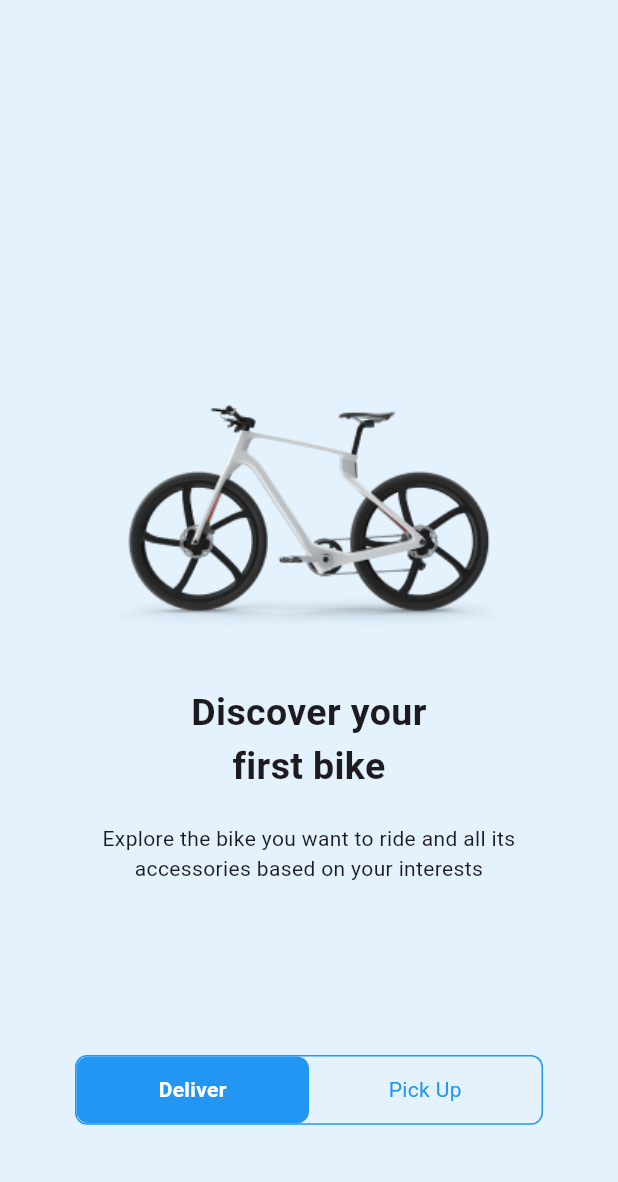
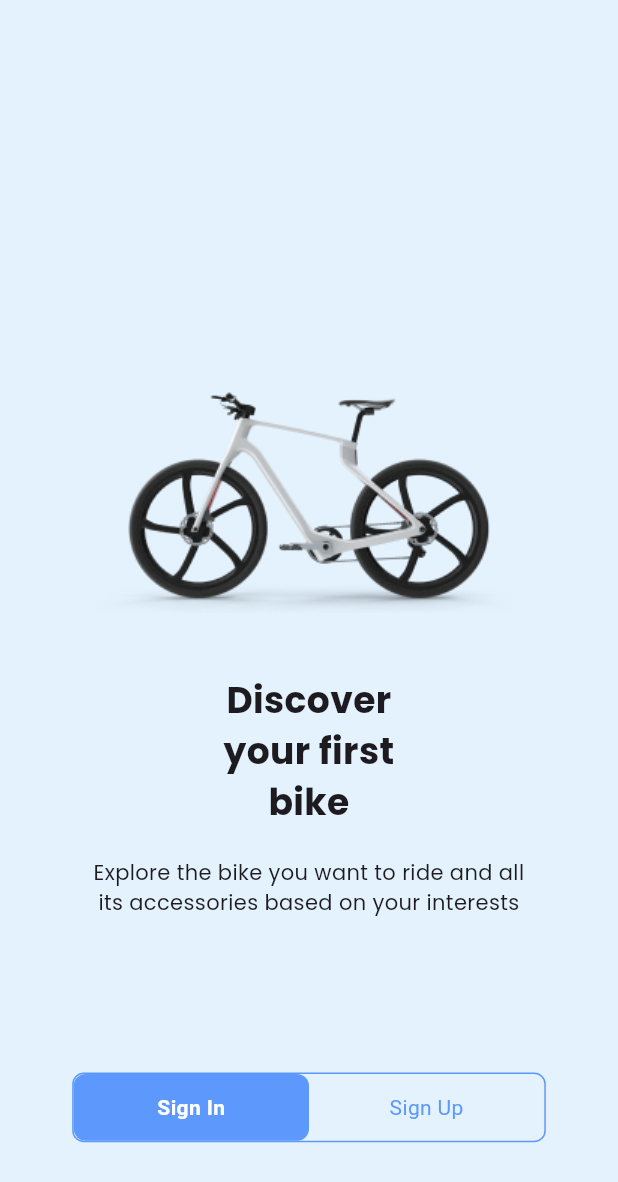
Before and after one commit to HibaChamkhi/Online-Bike-Shopping-App, a Flutter app: the screen it shows after launch, on a phone screen of 412 x 824 dp. Shown: the top 1182 px of the screen. Run offline on Flutter 3.47's test engine with Material 3 defaults, Android fonts, the phone set to English and light mode, and no system bars; our stand-ins replace flutter_screenutil, flutter_svg, injectable, internet_connection_checker.

Commit message:
adding the login widget

```diff
--- a/lib/main.dart
+++ b/lib/main.dart
@@ -1,6 +1,7 @@
 import 'package:flutter/material.dart';
 import 'package:flutter_screenutil/flutter_screenutil.dart';
 import 'package:online_bike_shopping_appuntitled/presentation/auth/widgets/discover_widget.dart';
+import 'package:online_bike_shopping_appuntitled/presentation/auth/widgets/login_widget.dart';
 import 'package:online_bike_shopping_appuntitled/presentation/auth/widgets/register_widget.dart';
 
 
--- a/lib/presentation/auth/widgets/discover_widget.dart
+++ b/lib/presentation/auth/widgets/discover_widget.dart
@@ -2,6 +2,10 @@ import 'package:flutter/cupertino.dart';
 import 'package:flutter/material.dart';
 import 'package:flutter/widgets.dart';
 import 'package:flutter_screenutil/flutter_screenutil.dart';
+import 'package:online_bike_shopping_appuntitled/presentation/auth/widgets/login_widget.dart';
+import 'package:online_bike_shopping_appuntitled/presentation/auth/widgets/register_widget.dart';
+
+import '../../../core/colors/colors.dart';
 
 class DiscoverWidget extends StatefulWidget {
   const DiscoverWidget({super.key});
@@ -17,32 +21,41 @@ class _DiscoverWidgetState extends State<DiscoverWidget> {
   @override
   Widget build(BuildContext context) {
     return Scaffold(
-      backgroundColor:Colors.blue[50],
+      backgroundColor: Colors.blue[50],
       body: Center(
         child: Column(
           mainAxisAlignment: MainAxisAlignment.spaceEvenly,
           children: [
             Container(
-            margin: EdgeInsets.only(top: 150),
+              margin: EdgeInsets.only(top: 150.h),
               child: Column(
                 children: [
                   Container(
-                    margin: EdgeInsets.symmetric(vertical: 40),
-                    child: Image.asset('assets/images/bicycl.png',)),
+                      margin: EdgeInsets.symmetric(vertical: 40.h),
+                      child: Image.asset(
+                        'assets/images/bicycl.png',
+                      )),
                   Container(
-                  width: 180,
-                  child: Text(
+                    width: 180.w,
+                    child:  Text(
                       textAlign: TextAlign.center,
                       "Discover your first bike",
-                    style: TextStyle(fontWeight: FontWeight.bold,fontSize: 25),
+                      style: TextStyle(
+                          fontWeight: FontWeight.bold,
+                          fontFamily: 'Poppins',
+                          fontSize: 25.sp),
                     ),
                   ),
                   Container(
-                  padding: EdgeInsets.only(top: 20,bottom: 40),
-                  width: 300,
-                  child: Text(
+                    padding: EdgeInsets.only(top: 20.h, bottom: 40.h),
+                    width: 300.w,
+                    child: const Text(
                       textAlign: TextAlign.center,
-                      "Explore the bike you want to ride and all its accessories based on your interests"),
+                      "Explore the bike you want to ride and all its accessories based on your interests",
+                      style: TextStyle(
+                        fontFamily: 'Poppins',
+                      ),
+                    ),
                   ),
                 ],
               ),
@@ -53,32 +66,43 @@ class _DiscoverWidgetState extends State<DiscoverWidget> {
       ),
     );
   }
+
   Widget _buildSelectionButtons() {
     return Container(
-      margin: EdgeInsets.symmetric(horizontal: 50),
+      margin: EdgeInsets.symmetric(horizontal: 50.w),
       alignment: Alignment.center,
       decoration: BoxDecoration(
-        border: Border.all(color: Colors.blue),
+        border: Border.all(color: AppConstants.cornflowerBlueColor),
         // color: Colors.grey[300],
-        borderRadius: BorderRadius.circular(8),
+        borderRadius: BorderRadius.circular(8.r),
       ),
       child: Row(
         children: [
           _buildSelectionButton(
-            label: 'Deliver',
+            label: 'Sign In',
             isSelected: isDeliverSelected,
             onTap: () {
               setState(() {
                 isDeliverSelected = true;
+                Navigator.of(context).push(
+                  MaterialPageRoute(
+                    builder: (context) => const LoginWidget(),
+                  ),
+                );
               });
             },
           ),
           _buildSelectionButton(
-            label: 'Pick Up',
+            label: 'Sign Up',
             isSelected: !isDeliverSelected,
             onTap: () {
               setState(() {
                 isDeliverSelected = false;
+                Navigator.of(context).push(
+                  MaterialPageRoute(
+                    builder: (context) => const RegisterWidget(),
+                  ),
+                );
               });
             },
           ),
@@ -98,14 +122,14 @@ class _DiscoverWidgetState extends State<DiscoverWidget> {
         child: Container(
           padding: EdgeInsets.symmetric(vertical: 12.h),
           decoration: BoxDecoration(
-            color: isSelected ?  Colors.blue : Colors.transparent,
+            color: isSelected ? AppConstants.cornflowerBlueColor : Colors.transparent,
             borderRadius: BorderRadius.circular(8),
           ),
           child: Text(
             label,
             textAlign: TextAlign.center,
             style: TextStyle(
-              color: isSelected ? Colors.white : Colors.blue,
+              color: isSelected ? Colors.white : AppConstants.cornflowerBlueColor,
               fontWeight: isSelected ? FontWeight.bold : FontWeight.normal,
             ),
           ),
@@ -113,5 +137,4 @@ class _DiscoverWidgetState extends State<DiscoverWidget> {
       ),
     );
   }
-
 }
--- a/lib/presentation/auth/widgets/register_widget.dart
+++ b/lib/presentation/auth/widgets/register_widget.dart
@@ -22,6 +22,7 @@ class _RegisterWidgetState extends State<RegisterWidget> {
   @override
   Widget build(BuildContext context) {
     return Scaffold(
+      backgroundColor: Colors.blue[50],
       body: SafeArea(
         child: Padding(
           padding: AppTheme.padding,
```
Also changed, not shown: lib/presentation/auth/widgets/login_widget.dart (+99 -1 lines). Lines whose indentation alone changed are shown as unchanged.
